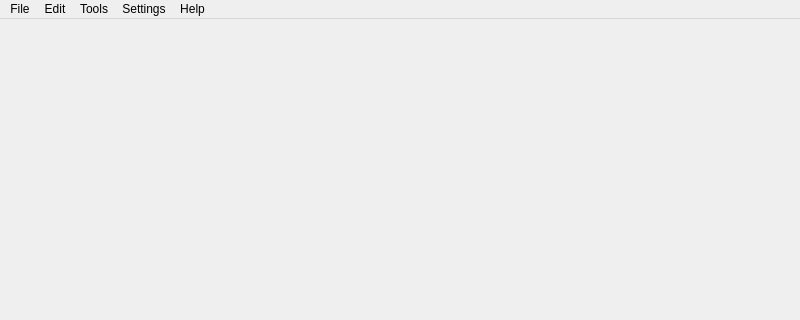
The window that main_window.ui (pimenov-and/ByteMachine) describes before a commit, drawn with Qt 5; both pictures show x 0 to 800 and y 0 to 320 of the 800 by 600 pixel window.
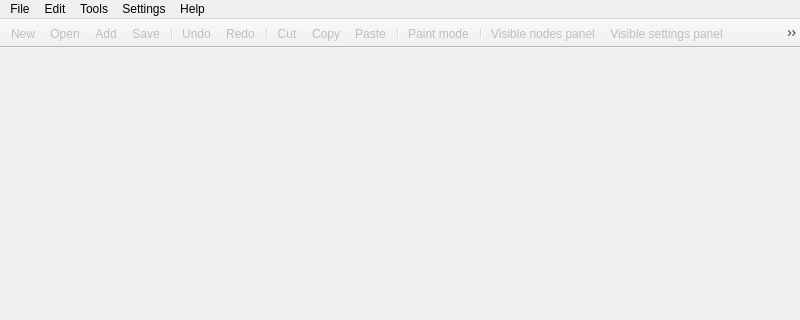
The same window after the commit. Icons and pictures are not drawn.

Commit message: Добавление тулбара с иконками

```diff
--- a/main_window.ui
+++ b/main_window.ui
@@ -79,7 +79,41 @@
    <addaction name="menuSettings_"/>
    <addaction name="menuHelp_"/>
   </widget>
-  <widget class="QStatusBar" name="statusbar"/>
+  <widget class="QStatusBar" name="statusBar_"/>
+  <widget class="QToolBar" name="toolBar_">
+   <property name="windowTitle">
+    <string/>
+   </property>
+   <property name="movable">
+    <bool>false</bool>
+   </property>
+   <attribute name="toolBarArea">
+    <enum>TopToolBarArea</enum>
+   </attribute>
+   <attribute name="toolBarBreak">
+    <bool>false</bool>
+   </attribute>
+   <addaction name="actNew_"/>
+   <addaction name="actOpen_"/>
+   <addaction name="actAdd_"/>
+   <addaction name="actSave_"/>
+   <addaction name="separator"/>
+   <addaction name="actUndo_"/>
+   <addaction name="actRedo_"/>
+   <addaction name="separator"/>
+   <addaction name="actCut_"/>
+   <addaction name="actCopy_"/>
+   <addaction name="actPaste_"/>
+   <addaction name="separator"/>
+   <addaction name="actPaintMode_"/>
+   <addaction name="separator"/>
+   <addaction name="actVisibleNodesPanel_"/>
+   <addaction name="actVisibleSettingsPanel_"/>
+   <addaction name="actVisibleDesignerGrid_"/>
+   <addaction name="actVisibleNodeComments_"/>
+   <addaction name="separator"/>
+   <addaction name="actHelp_"/>
+  </widget>
   <action name="actNew_">
    <property name="enabled">
     <bool>false</bool>
@@ -323,6 +357,18 @@
     <string>About program...</string>
    </property>
   </action>
+  <action name="actPaintMode_">
+   <property name="enabled">
+    <bool>false</bool>
+   </property>
+   <property name="icon">
+    <iconset resource="res.qrc">
+     <normaloff>:/res_images/images/paint_mode.png</normaloff>:/res_images/images/paint_mode.png</iconset>
+   </property>
+   <property name="text">
+    <string>Paint mode</string>
+   </property>
+  </action>
  </widget>
  <resources>
   <include location="res.qrc"/>
```
Left out of the diff: 4 changed lines with no effect on the pictures. The commit also changes 1 other file.
